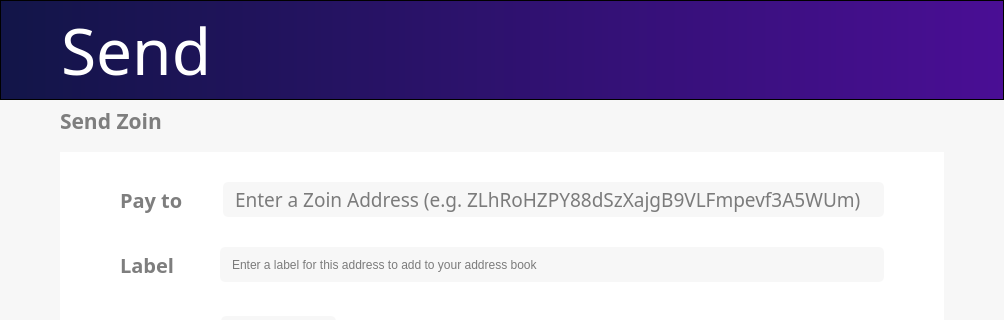
Qt form src/qt/forms/sendcoinsdialog.ui (noirofficial/noir) before a commit; both pictures show x 0 to 1004 and y 0 to 320 of the 1004 by 900 pixel window.
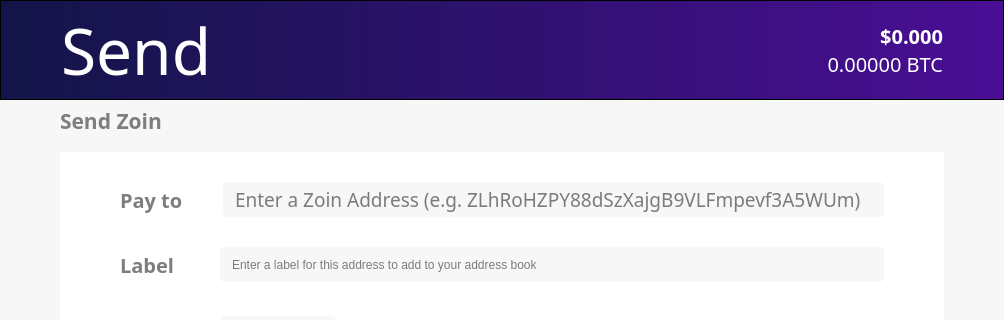
The same form after that commit. Icons and pictures are not drawn. Custom widgets are drawn as their Qt base class.

Commit message: Added error checking and universal price fetch in WalletView

```diff
--- a/src/qt/forms/sendcoinsdialog.ui
+++ b/src/qt/forms/sendcoinsdialog.ui
@@ -71,7 +71,7 @@
          <property name="frameShadow">
           <enum>QFrame::Raised</enum>
          </property>
-         <layout class="QVBoxLayout" name="verticalLayout_3">
+         <layout class="QHBoxLayout" name="horizontalLayout_2">
           <property name="spacing">
            <number>0</number>
           </property>
@@ -81,6 +81,9 @@
           <property name="topMargin">
            <number>0</number>
           </property>
+          <property name="rightMargin">
+           <number>60</number>
+          </property>
           <property name="bottomMargin">
            <number>0</number>
           </property>
@@ -107,6 +110,52 @@
             </property>
            </widget>
           </item>
+          <item>
+           <layout class="QVBoxLayout" name="verticalLayout_3">
+            <item>
+             <widget class="QLabel" name="priceUSD">
+              <property name="font">
+               <font>
+                <family>ZoinSemiBold</family>
+                <pointsize>15</pointsize>
+                <weight>75</weight>
+                <bold>true</bold>
+               </font>
+              </property>
+              <property name="styleSheet">
+               <string notr="true">background-color: rgb(0,0,0,0);
+color: white;</string>
+              </property>
+              <property name="text">
+               <string>$0.000</string>
+              </property>
+              <property name="alignment">
+               <set>Qt::AlignBottom|Qt::AlignRight|Qt::AlignTrailing</set>
+              </property>
+             </widget>
+            </item>
+            <item>
+             <widget class="QLabel" name="priceBTC">
+              <property name="font">
+               <font>
+                <family>ZoinLight</family>
+                <pointsize>15</pointsize>
+               </font>
+              </property>
+              <property name="styleSheet">
+               <string notr="true">background-color: rgb(0,0,0,0);
+color: white;</string>
+              </property>
+              <property name="text">
+               <string>0.00000 BTC</string>
+              </property>
+              <property name="alignment">
+               <set>Qt::AlignRight|Qt::AlignTop|Qt::AlignTrailing</set>
+              </property>
+             </widget>
+            </item>
+           </layout>
+          </item>
          </layout>
         </widget>
        </item>
```
The commit also changes 8 other files.
